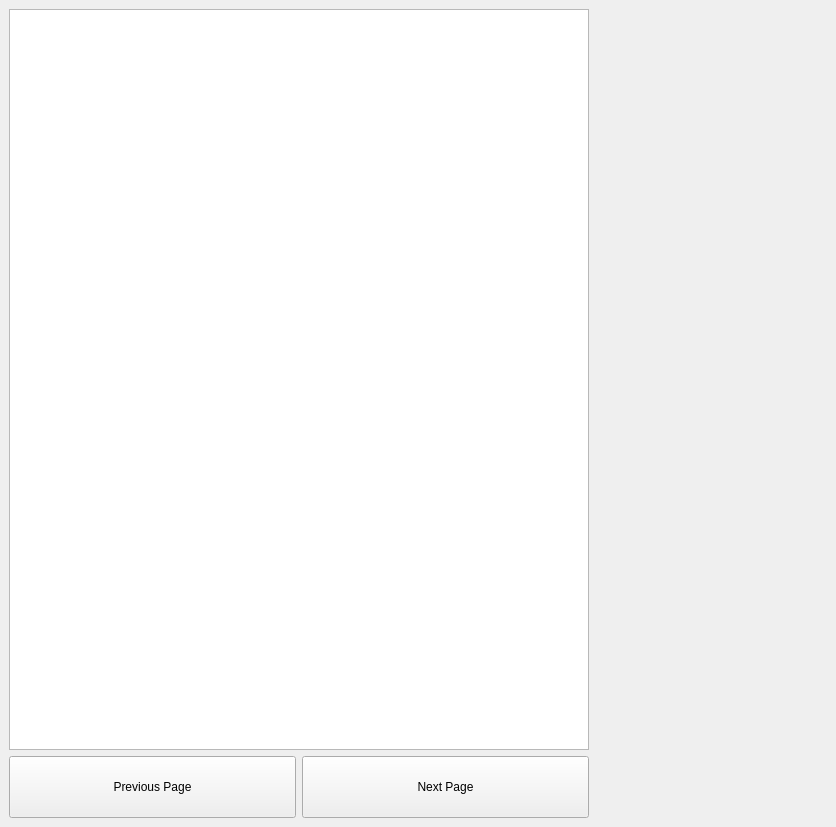
Aidanjm13/AudiobookReader, file BookWindow.ui: the form before one commit.
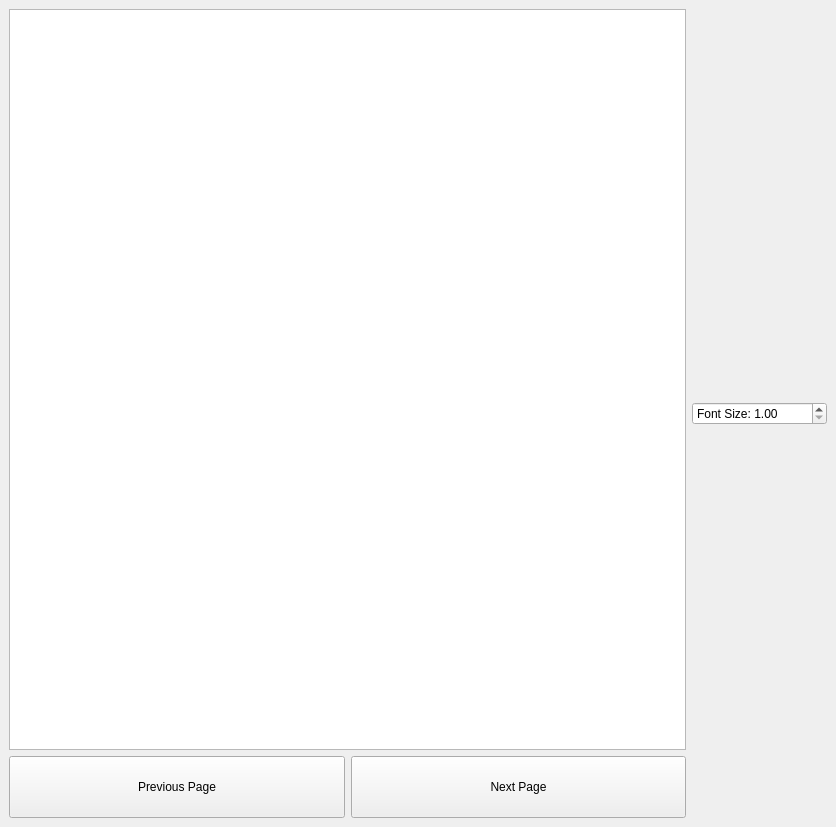
The form after the commit.

Commit message: Updating book window UI

```diff
--- a/BookWindow.ui
+++ b/BookWindow.ui
@@ -14,11 +14,15 @@
    <string>BookWindow</string>
   </property>
   <widget class="QWidget" name="centralwidget">
-   <layout class="QHBoxLayout" name="horizontalLayout" stretch="5,2">
+   <layout class="QHBoxLayout" name="horizontalLayout" stretch="5,1">
     <item>
      <layout class="QVBoxLayout" name="verticalLayout" stretch="12,1">
       <item>
-       <widget class="QTextEdit" name="TextArea"/>
+       <widget class="QTextEdit" name="TextArea">
+        <property name="readOnly">
+         <bool>true</bool>
+        </property>
+       </widget>
       </item>
       <item>
        <layout class="QHBoxLayout" name="horizontalLayout_2">
@@ -68,7 +72,21 @@
      </layout>
     </item>
     <item>
-     <widget class="QWidget" name="widget" native="true"/>
+     <layout class="QVBoxLayout" name="ControlsArea">
+      <item>
+       <widget class="QDoubleSpinBox" name="doubleSpinBox">
+        <property name="prefix">
+         <string>Font Size: </string>
+        </property>
+        <property name="minimum">
+         <double>1.000000000000000</double>
+        </property>
+        <property name="maximum">
+         <double>100.000000000000000</double>
+        </property>
+       </widget>
+      </item>
+     </layout>
     </item>
    </layout>
   </widget>
```
The commit also changes 1 other file.
